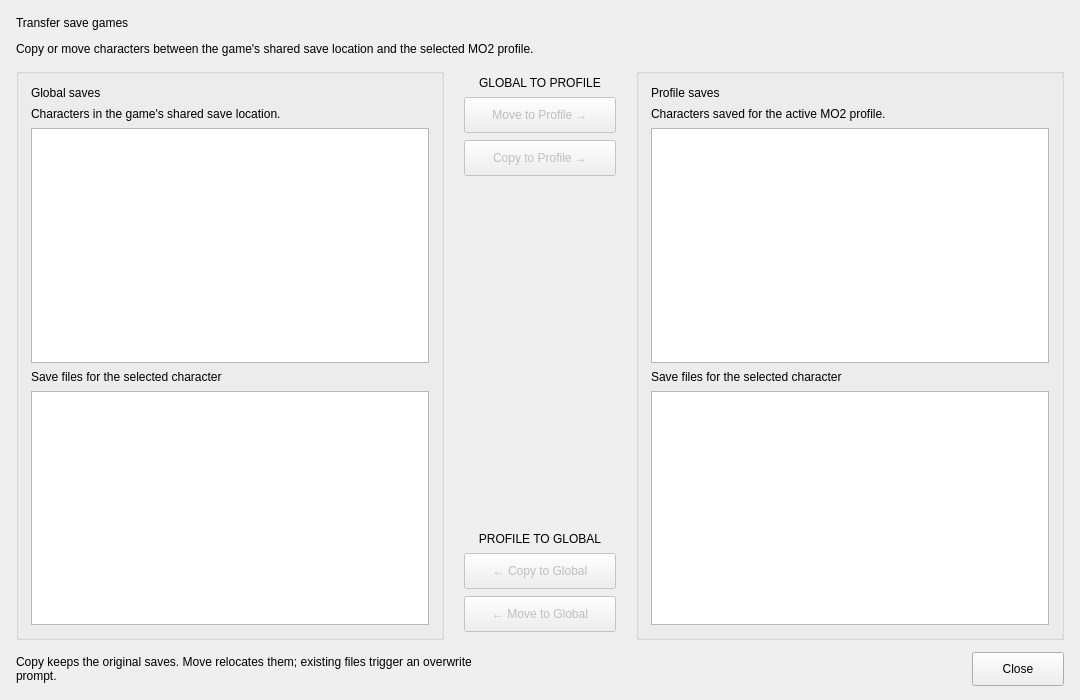
The window that source/modorganizer/src/transfersavesdialog.ui (ArialSenki/MO2-Revamped) describes before a commit, drawn with Qt 5.
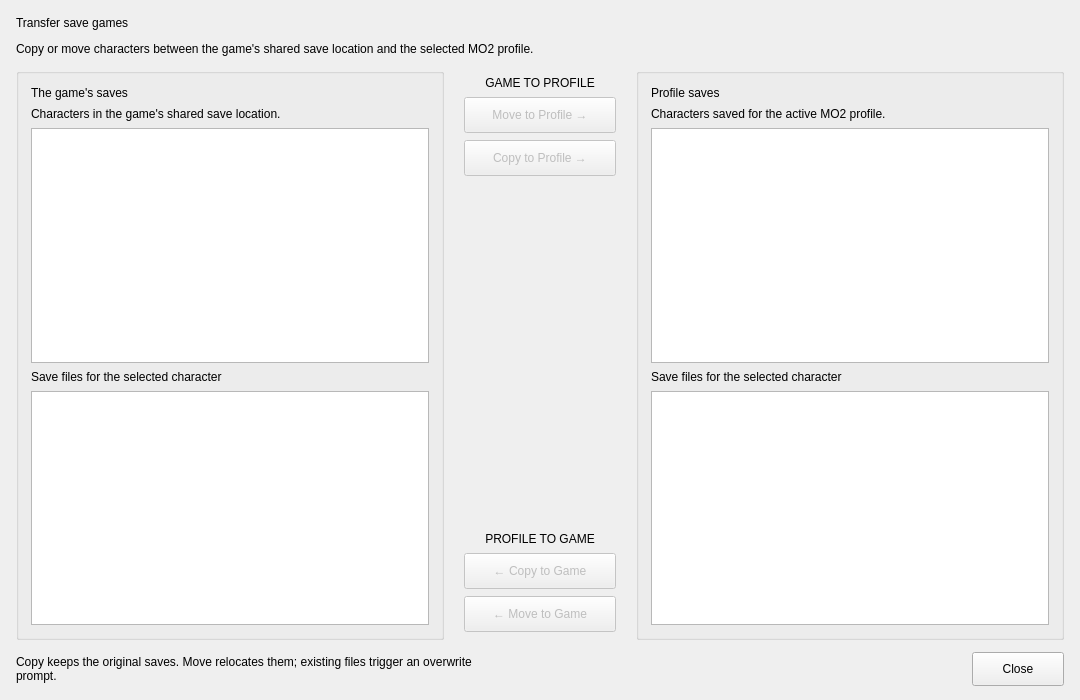
The same window after the commit.

```diff
--- a/source/modorganizer/src/transfersavesdialog.ui
+++ b/source/modorganizer/src/transfersavesdialog.ui
@@ -81,7 +81,7 @@
          <item>
           <widget class="QLabel" name="label">
            <property name="text">
-            <string>Global saves</string>
+            <string>The game's saves</string>
            </property>
           </widget>
          </item>
@@ -167,7 +167,7 @@
          <item>
           <widget class="QLabel" name="globalToProfileHeading">
            <property name="text">
-            <string>GLOBAL TO PROFILE</string>
+            <string>GAME TO PROFILE</string>
            </property>
            <property name="alignment">
             <set>Qt::AlignCenter</set>
@@ -228,7 +228,7 @@
          <item>
           <widget class="QLabel" name="profileToGlobalHeading">
            <property name="text">
-            <string>PROFILE TO GLOBAL</string>
+            <string>PROFILE TO GAME</string>
            </property>
            <property name="alignment">
             <set>Qt::AlignCenter</set>
@@ -241,7 +241,7 @@
             <bool>false</bool>
            </property>
            <property name="text">
-            <string>← Copy to Global</string>
+            <string>← Copy to Game</string>
            </property>
            <property name="toolTip">
             <string>Copy this character's saves to the shared game save location and keep the originals. This can affect the game's save numbering; existing files trigger an overwrite prompt.</string>
@@ -260,7 +260,7 @@
             <bool>false</bool>
            </property>
            <property name="text">
-            <string>← Move to Global</string>
+            <string>← Move to Game</string>
            </property>
            <property name="toolTip">
             <string>Move this character's saves to the shared game save location. This can affect the game's save numbering; existing files trigger an overwrite prompt.</string>
```
